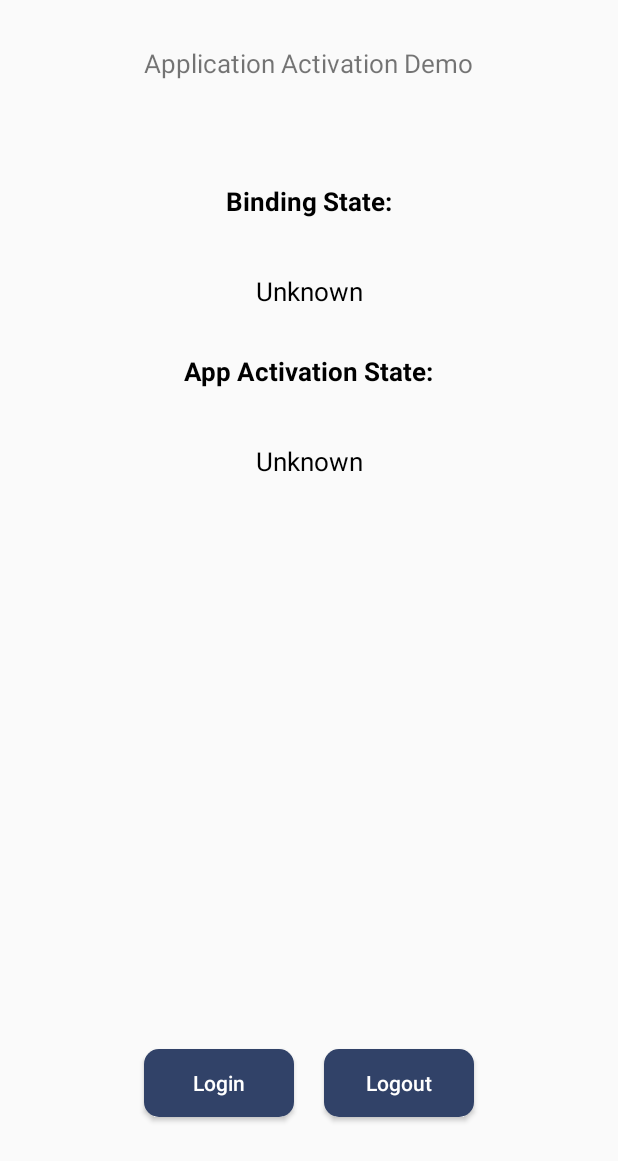
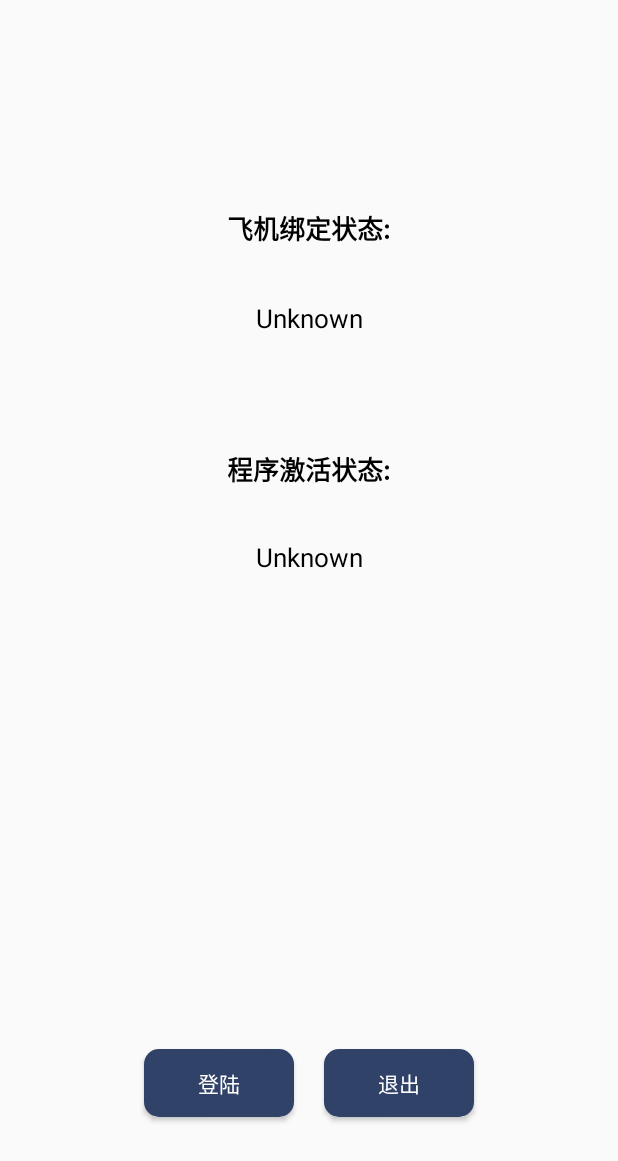
Before and after one commit to zbkpointer/CommunitySkyEye, an Android app: the layout activity_login.xml on its own in the app's theme, with its tools: preview values and no code run, on a phone screen of 412 x 824 dp. Shown: the top 1161 px of the screen. Run offline under Robolectric (Android 15) with nearby library versions, the phone set to English and light mode, and no system bars.

Commit message:
大疆产品连接

```diff
--- a/app/src/main/AndroidManifest.xml
+++ b/app/src/main/AndroidManifest.xml
@@ -72,7 +72,7 @@
 
         <activity
             android:name=".LoginActivity"
-            android:label="注册与绑定"></activity>
+            android:label="绑定与激活"></activity>
         <activity
             android:name=".MainActivity"
             android:label="小区天眼"
--- a/app/src/main/java/com/live/communityskyeye/ConnectionActivity.java
+++ b/app/src/main/java/com/live/communityskyeye/ConnectionActivity.java
@@ -138,7 +138,7 @@ public class ConnectionActivity extends Activity implements View.OnClickListener
     public void onClick(View v) {
         switch (v.getId()) {
             case R.id.btn_open:
-                Intent intent = new Intent(this, MainActivity.class);
+                Intent intent = new Intent(this, LoginActivity.class);
                 startActivity(intent);
                 break;
             default:
--- a/app/src/main/res/layout/activity_login.xml
+++ b/app/src/main/res/layout/activity_login.xml
@@ -4,64 +4,55 @@
     android:layout_height="match_parent"
     android:orientation="vertical">
 
-    <TextView
-        android:id="@+id/textView"
-        android:layout_width="wrap_content"
-        android:layout_height="wrap_content"
-        android:layout_marginTop="30dp"
-        android:text="Application Activation Demo"
-        android:textSize="17sp"
-        android:layout_alignParentTop="true"
-        android:layout_centerHorizontal="true" />
 
     <TextView
         android:id="@+id/binding_state_label"
         android:layout_width="wrap_content"
         android:layout_height="60dp"
-        android:layout_below="@+id/textView"
-        android:layout_centerHorizontal="true"
         android:layout_gravity="center_horizontal"
-        android:layout_marginTop="50dp"
+        android:layout_marginTop="122dp"
         android:gravity="center"
-        android:text="Binding State:"
+        android:text="飞机绑定状态:"
         android:textColor="@color/colorBlack"
         android:textSize="17sp"
-        android:textStyle="bold" />
+        android:textStyle="bold"
+        android:layout_alignParentTop="true"
+        android:layout_centerHorizontal="true" />
 
     <TextView
         android:id="@+id/tv_binding_state_info"
         android:layout_width="220dp"
         android:layout_height="60dp"
-        android:layout_below="@+id/binding_state_label"
-        android:layout_centerHorizontal="true"
         android:layout_gravity="center_horizontal"
         android:gravity="center"
         android:text="Unknown"
         android:textColor="@color/colorBlack"
-        android:textSize="17sp" />
+        android:textSize="17sp"
+        android:layout_below="@+id/binding_state_label"
+        android:layout_centerHorizontal="true" />
 
     <TextView
         android:id="@+id/activation_state_label"
         android:layout_width="wrap_content"
         android:layout_height="60dp"
-        android:layout_below="@+id/tv_binding_state_info"
-        android:layout_centerHorizontal="true"
-        android:layout_marginTop="11dp"
-        android:text="App Activation State:"
+        android:layout_marginTop="57dp"
+        android:text="程序激活状态:"
         android:textColor="@color/colorBlack"
         android:textSize="17sp"
-        android:textStyle="bold" />
+        android:textStyle="bold"
+        android:layout_below="@+id/tv_binding_state_info"
+        android:layout_centerHorizontal="true" />
 
     <TextView
         android:id="@+id/tv_activation_state_info"
         android:layout_width="220dp"
         android:layout_height="60dp"
-        android:layout_alignEnd="@+id/tv_binding_state_info"
-        android:layout_below="@+id/activation_state_label"
         android:text="Unknown"
         android:textAlignment="center"
         android:textColor="@color/colorBlack"
-        android:textSize="17sp" />
+        android:textSize="17sp"
+        android:layout_below="@+id/activation_state_label"
+        android:layout_alignStart="@+id/tv_binding_state_info" />
 
     <Button
         android:id="@+id/btn_login"
@@ -70,7 +61,7 @@
         android:layout_alignStart="@+id/tv_activation_state_info"
         android:layout_gravity="center_horizontal"
         android:layout_marginBottom="79dp"
-        android:text="Login" />
+        android:text="登陆" />
 
     <Button
         android:id="@+id/btn_logout"
@@ -79,6 +70,6 @@
         android:layout_alignEnd="@+id/tv_activation_state_info"
         android:layout_gravity="center_horizontal"
         android:layout_marginBottom="79dp"
-        android:text="Logout" />
+        android:text="退出" />
 
 </RelativeLayout>
--- a/app/src/main/res/values/strings.xml
+++ b/app/src/main/res/values/strings.xml
@@ -8,7 +8,6 @@
     <string name="disconnected">Disconnected</string>
     <string name="product_information">飞机型号: 未检测到飞机</string>
     <string name="connection_loose">状态: 无连接</string>
-    <string name="app_activation_loose">App状态: 无激活</string>
     <string name="sdk_version">DJI SDK Version: 4.3.2</string>
     <string name="title_activity_login">LoginActivity</string>
 </resources>
```
Also changed, not shown: app/src/main/java/com/live/communityskyeye/LoginActivity.java (+29 -3 lines).
